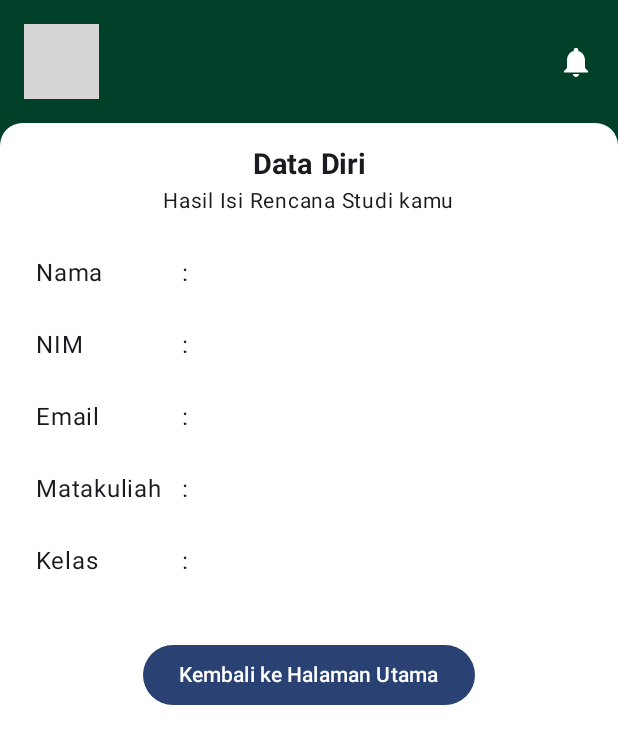
After one commit to FathurIrwan07/Quest6_088, an Android app built with Jetpack Compose: the DetailView screen opened through its navigation route, on a phone screen of 412 x 824 dp. The commit adds this screen. Shown: the top 744 px of the screen. Run offline under Robolectric (Android 15) with nearby library versions, the phone set to English and light mode, and no system bars; grey boxes are pictures that could not be loaded.

```diff
--- a/app/src/main/java/com/dev/navigasi/MainActivity.kt
+++ b/app/src/main/java/com/dev/navigasi/MainActivity.kt
@@ -11,6 +11,7 @@ import androidx.compose.material3.Text
 import androidx.compose.runtime.Composable
 import androidx.compose.ui.Modifier
 import androidx.compose.ui.tooling.preview.Preview
+import com.dev.navigasi.navigation.PengelolaHalaman
 import com.dev.navigasi.ui.theme.NavigasiTheme
 
 class MainActivity : ComponentActivity() {
@@ -20,8 +21,7 @@ class MainActivity : ComponentActivity() {
         setContent {
             NavigasiTheme {
                 Scaffold(modifier = Modifier.fillMaxSize()) { innerPadding ->
-                    Greeting(
-                        name = "Android",
+                    PengelolaHalaman(
                         modifier = Modifier.padding(innerPadding)
                     )
                 }
--- a/app/src/main/java/com/dev/navigasi/data/MataKuliah.kt
+++ b/app/src/main/java/com/dev/navigasi/data/MataKuliah.kt
@@ -6,7 +6,7 @@ object MataKuliah {
         "Penggembangan Aplikasi Mobile",
         "Fisika dan Elektronika",
         "Pengembanggan Aplikasi Web",
-        "Matematika",
+        "Desain Aplikasi Mobile",
         "Prototyping"
 
     )
--- a/app/src/main/java/com/dev/navigasi/model/Mahasiswa.kt
+++ b/app/src/main/java/com/dev/navigasi/model/Mahasiswa.kt
@@ -2,6 +2,6 @@ package com.dev.navigasi.model
 
 data class Mahasiswa(
     val  nim : String = " ",
-    val  nama : String = " ",
+    val  nama: String = " ",
     val  email : String = " "
 )
--- a/app/src/main/java/com/dev/navigasi/navigation/PengelolaHalaman.kt
+++ b/app/src/main/java/com/dev/navigasi/navigation/PengelolaHalaman.kt
@@ -9,57 +9,72 @@ import androidx.navigation.NavHostController
 import androidx.navigation.compose.NavHost
 import androidx.navigation.compose.composable
 import androidx.navigation.compose.rememberNavController
+import com.dev.navigasi.ui.screen.DetailView
 import com.dev.navigasi.ui.screen.MahasiswaFormView
 import com.dev.navigasi.ui.screen.RencanaStudyView
 import com.dev.navigasi.ui.screen.SplashView
 import com.dev.navigasi.ui.viewmodel.MahasiswaViewModel
 import com.dev.navigasi.ui.viewmodel.RencanaStudyViewModel
 
-enum class Halaman {
+
+
+enum class Halaman{
     Splash,
     Mahasiswa,
-    Matakuliah,
+    MataKuliah,
     Tampil
 }
 
 @Composable
-fun MahasiswaApp(
+fun PengelolaHalaman(
     modifier: Modifier = Modifier,
     mahasiswaViewModel: MahasiswaViewModel = viewModel(),
     krsViewModel: RencanaStudyViewModel = viewModel(),
     navController: NavHostController = rememberNavController()
 ) {
     val mahasiswaUiState = mahasiswaViewModel.mahasiswaUiState.collectAsState().value
+    val krsUiState = krsViewModel.krsStateUi.collectAsState().value
 
     NavHost(
         navController = navController,
         startDestination = Halaman.Splash.name,
-        modifier = modifier.padding()
+        modifier = Modifier.padding()
     ) {
         composable(route = Halaman.Splash.name) {
             SplashView(onMulaiButton = {
                 navController.navigate(Halaman.Mahasiswa.name)
-            })
+            }
+            )
         }
         composable(route = Halaman.Mahasiswa.name) {
             MahasiswaFormView(
-                onSubmitButtonClicked = { mahasiswa ->
-                    mahasiswaViewModel.saveDataMahasiswa(mahasiswa)
-                    navController.navigate(Halaman.Matakuliah.name)
+                onSubmitButtonClicked = {
+                    mahasiswaViewModel.saveDataMahasiswa(it)
+                    navController.navigate(Halaman.MataKuliah.name)
                 },
                 onBackButtonClicked = {
                     navController.popBackStack()
                 }
             )
         }
-        composable(route = Halaman.Matakuliah.name) {
+        composable(route = Halaman.MataKuliah.name) {
             RencanaStudyView(
                 mahasiswa = mahasiswaUiState,
-                onSubmitButtonClicked = { krs ->
-                    krsViewModel.saveDataKRS(krs)
+                onSubmitButtonClicked = {
+                    krsViewModel.saveDataKRS(it)
+                    navController.navigate(Halaman.Tampil.name)
                 },
+                onBackButtonClicked = { navController.popBackStack() }
+            )
+        }
+        composable(route = Halaman.Tampil.name) {
+            DetailView(
+                mahasiswa = mahasiswaUiState,
+                rencanaStudi = krsUiState,
                 onBackButtonClicked = {
-                    navController.popBackStack()
+                    navController.navigate(Halaman.Splash.name) {
+                        popUpTo(0) { inclusive = true }
+                    }
                 }
             )
         }
--- /dev/null
+++ b/app/src/main/java/com/dev/navigasi/ui/screen/DetailView.kt
@@ -0,0 +1,149 @@
+package com.dev.navigasi.ui.screen
+
+import androidx.compose.foundation.Image
+import androidx.compose.foundation.background
+import androidx.compose.foundation.layout.Arrangement
+import androidx.compose.foundation.layout.Box
+import androidx.compose.foundation.layout.Column
+import androidx.compose.foundation.layout.Row
+import androidx.compose.foundation.layout.Spacer
+import androidx.compose.foundation.layout.fillMaxSize
+import androidx.compose.foundation.layout.fillMaxWidth
+import androidx.compose.foundation.layout.padding
+import androidx.compose.foundation.layout.size
+import androidx.compose.foundation.shape.CircleShape
+import androidx.compose.foundation.shape.RoundedCornerShape
+import androidx.compose.material.icons.Icons
+import androidx.compose.material.icons.filled.Notifications
+import androidx.compose.material3.Button
+import androidx.compose.material3.Icon
+import androidx.compose.material3.Text
+import androidx.compose.runtime.Composable
+import androidx.compose.ui.Alignment
+import androidx.compose.ui.Modifier
+import androidx.compose.ui.draw.clip
+import androidx.compose.ui.graphics.Color
+import androidx.compose.ui.res.colorResource
+import androidx.compose.ui.res.painterResource
+import androidx.compose.ui.text.font.FontWeight
+import androidx.compose.ui.unit.dp
+import androidx.compose.ui.unit.sp
+import com.dev.navigasi.R
+import com.dev.navigasi.model.Mahasiswa
+import com.dev.navigasi.model.RencanaStudy
+
+
+@Composable
+fun DetailView(
+    mahasiswa: Mahasiswa,
+    rencanaStudi: RencanaStudy,
+    onBackButtonClicked: () -> Unit
+){
+
+    Column (
+        modifier = Modifier
+            .fillMaxSize()
+            .background(color = colorResource(id = R.color.primary))
+    ){
+        Row (
+            modifier = Modifier
+                .fillMaxWidth()
+                .padding(16.dp),
+            verticalAlignment = Alignment.CenterVertically
+        ){
+            Image(
+                painter = painterResource(id = R.drawable.img),
+                contentDescription = "",
+                modifier = Modifier
+                    .clip(shape = CircleShape)
+                    .size(50.dp)
+            )
+            Spacer(modifier = Modifier.padding(start = 16.dp))
+            Column (modifier = Modifier.weight(1f)) {
+                Text(
+                    text = mahasiswa.nama,
+                    fontWeight = FontWeight.Bold,
+                    fontSize = 12.sp,
+                    color = Color.White
+                )
+                Text(
+                    text = mahasiswa.nim,
+                    fontWeight = FontWeight.Light,
+                    fontSize = 12.sp,
+                    color = Color.White
+                )
+            }
+            Box{
+                Icon(
+                    imageVector = Icons.Filled.Notifications,
+                    contentDescription = "",
+                    tint = Color.White
+                )
+            }
+        }
+        Box(
+            modifier = Modifier
+                .background(
+                    color = Color.White,
+                    shape = RoundedCornerShape(
+                        topEnd = 15.dp,
+                        topStart = 15.dp
+                    )
+                )
+                .fillMaxSize()
+        ) {
+            Column(
+                modifier = Modifier
+                    .fillMaxSize()
+                    .padding(16.dp),
+                horizontalAlignment = Alignment.CenterHorizontally
+            ) {
+                Text(
+                    text = "Data Diri",
+                    fontWeight = FontWeight.Bold,
+                    fontSize = 19.sp
+                )
+                Text(
+                    text = "Hasil Isi Rencana Studi kamu",
+                    fontSize = 14.sp
+                )
+                Spacer(modifier = Modifier.padding(8.dp))
+                TemplatesHasil(judulParam = "Nama" , isiParam = mahasiswa.nama)
+                Spacer(modifier = Modifier.padding(4.dp))
+                TemplatesHasil(judulParam = "NIM" , isiParam = mahasiswa.nim)
+                Spacer(modifier = Modifier.padding(4.dp))
+                TemplatesHasil(judulParam = "Email" , isiParam = mahasiswa.email)
+                Spacer(modifier = Modifier.padding(4.dp))
+                TemplatesHasil(judulParam = "Matakuliah" , isiParam = rencanaStudi.namaMK)
+                Spacer(modifier = Modifier.padding(4.dp))
+                TemplatesHasil(judulParam = "Kelas" , isiParam = rencanaStudi.kelas)
+                Spacer(modifier = Modifier.padding(16.dp))
+                Row(
+                    modifier = Modifier.fillMaxWidth(),
+                    horizontalArrangement = Arrangement.Center
+                ) {
+                    Button(
+                        onClick = { onBackButtonClicked() }
+                    ) {
+                        Text("Kembali ke Halaman Utama")
+                    }
+                }
+            }
+        }
+    }
+}
+
+@Composable
+fun TemplatesHasil(judulParam:String, isiParam:String){
+    Column{
+        Row (
+            modifier = Modifier.fillMaxWidth().padding(8.dp),
+            horizontalArrangement = Arrangement.SpaceEvenly
+
+        ) {
+            Text(judulParam, modifier = Modifier.weight(0.8f))
+            Text(":", modifier = Modifier.weight(0.2f))
+            Text(isiParam, modifier = Modifier.weight(2f))
+        }
+    }
+}
--- a/app/src/main/java/com/dev/navigasi/ui/screen/SplashView.kt
+++ b/app/src/main/java/com/dev/navigasi/ui/screen/SplashView.kt
@@ -6,6 +6,7 @@ import androidx.compose.foundation.layout.Arrangement
 import androidx.compose.foundation.layout.Column
 import androidx.compose.foundation.layout.Spacer
 import androidx.compose.foundation.layout.fillMaxSize
+import androidx.compose.foundation.layout.fillMaxWidth
 import androidx.compose.foundation.layout.padding
 import androidx.compose.foundation.layout.size
 import androidx.compose.material3.Button
@@ -13,15 +14,18 @@ import androidx.compose.material3.Text
 import androidx.compose.runtime.Composable
 import androidx.compose.ui.Alignment
 import androidx.compose.ui.Modifier
+import androidx.compose.ui.graphics.Color
 import androidx.compose.ui.res.colorResource
 import androidx.compose.ui.res.painterResource
 import androidx.compose.ui.tooling.preview.Preview
 import androidx.compose.ui.unit.dp
 import com.dev.navigasi.R
 
-@Preview(showBackground = true)
+
 @Composable
-fun SplashView() {
+fun SplashView(
+    onMulaiButton: () -> Unit,
+) {
     Column(
         modifier = Modifier
             .fillMaxSize()
@@ -32,10 +36,17 @@ fun SplashView() {
         Image(
             painter = painterResource(R.drawable.umyy),
             contentDescription = null,
-            modifier = Modifier.size(120.dp)
+            modifier = Modifier.size(130.dp)
         )
         Spacer(modifier = Modifier.padding(16.dp))
-        Button(onClick = {}) {
+        Button(
+            onClick = {
+                onMulaiButton()
+            },modifier = Modifier
+                .fillMaxWidth()
+                .padding(32.dp)
+
+        ) {
             Text("Mulai")
         }
     }
--- a/app/src/main/java/com/dev/navigasi/ui/viewmodel/MahasiswaViewModel.kt
+++ b/app/src/main/java/com/dev/navigasi/ui/viewmodel/MahasiswaViewModel.kt
@@ -1,24 +1,27 @@
 package com.dev.navigasi.ui.viewmodel
 
 import androidx.lifecycle.ViewModel
-import androidx.lifecycle.viewModelScope
 import com.dev.navigasi.model.Mahasiswa
 import kotlinx.coroutines.flow.MutableStateFlow
 import kotlinx.coroutines.flow.StateFlow
-import kotlinx.coroutines.launch
+import kotlinx.coroutines.flow.asStateFlow
+import kotlinx.coroutines.flow.update
 
-class MahasiswaViewModel : ViewModel() {
+class MahasiswaViewModel: ViewModel() {
+    private val _mahasiswaStateUI=
+        MutableStateFlow(Mahasiswa())
 
-    // MutableStateFlow untuk internal
-    private val _mahasiswaStateUI = MutableStateFlow(Mahasiswa())
+    val mahasiswaUiState:
+            StateFlow<Mahasiswa> =
+        _mahasiswaStateUI.asStateFlow()
 
-    // StateFlow untuk diekspos (read-only)
-    val mahasiswaUiState: StateFlow<Mahasiswa> = _mahasiswaStateUI
-
-    // Fungsi untuk menyimpan atau memperbarui data Mahasiswa
-    fun saveDataMahasiswa(mahasiswa: Mahasiswa) {
-        viewModelScope.launch {
-            _mahasiswaStateUI.value = mahasiswa
+    fun  saveDataMahasiswa(ls: MutableList<String>){
+        _mahasiswaStateUI.update { statusSaatIni ->
+            statusSaatIni.copy(
+                nim = ls[0],
+                nama = ls[1],
+                email = ls[2],
+            )
         }
     }
 }
```
Also changed, not shown: app/src/main/java/com/dev/navigasi/ui/screen/MahasiswaFormView.kt (+66 -60 lines), app/src/main/java/com/dev/navigasi/ui/screen/RencanaStudyView.kt (+36 -40 lines), app/src/main/java/com/dev/navigasi/ui/viewmodel/RencanaStudyViewModel.kt (+6 -6 lines), app/src/main/java/com/dev/navigasi/ui/widget/DynamicSelectedField.kt (+14 -16 lines), 1 other file.
